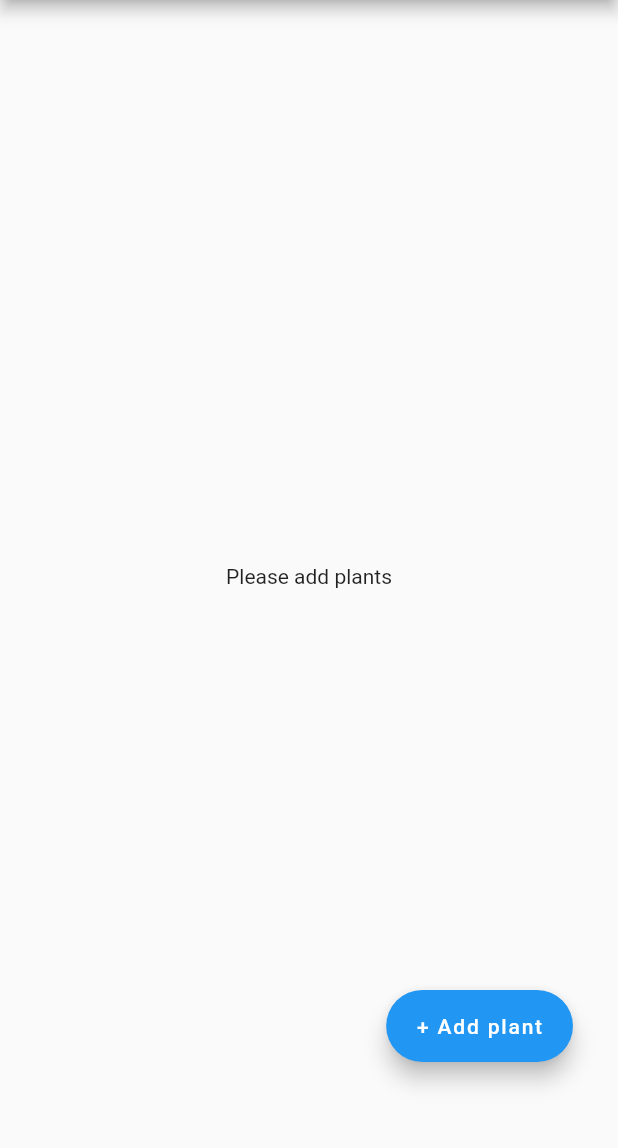
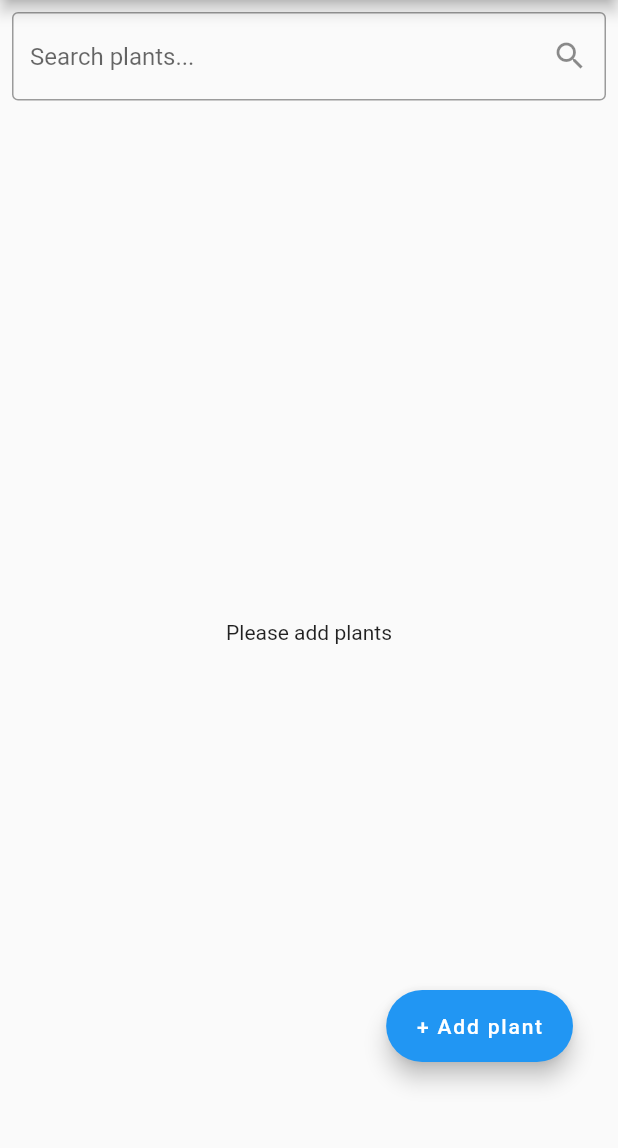
Before and after one commit to semsturgut/flutter_garden, a Flutter app: the screen it shows after launch, on a phone screen of 412 x 824 dp, the part 84-1232 px from its top. Run offline on Flutter 3.47's test engine with Material 2 defaults, Android fonts, the light colour scheme and no system bars; our stand-ins replace auto_route, bloc, floor, flutter_bloc, freezed_annotation, get_it and 2 more; accounts and stored records are empty; generated files the repository leaves out were written again.

Commit message:
feat: searching plants logic and views implemented

```diff
--- a/lib/src/data/services/plants_service_impl.dart
+++ b/lib/src/data/services/plants_service_impl.dart
@@ -13,7 +13,7 @@ class PlantsServiceImpl implements PlantsService {
       _plantsRepository.getSavedPlants(pageIndex * plantsPageLimit);
 
   @override
-  Future<List<Plant>> findPlantsByName(String name) => _plantsRepository.findPlantsByName(name);
+  Future<List<Plant>> findPlantsByName(String name) => _plantsRepository.findPlantsByName('%' + name + '%');
 
   @override
   Future<void> insertOrUpdatePlant(Plant plant) async {
--- a/lib/src/presentation/plant_list_page/plant_list_cubit.dart
+++ b/lib/src/presentation/plant_list_page/plant_list_cubit.dart
@@ -9,12 +9,20 @@ import 'plant_list_state.dart';
 
 class PlantListCubit extends Cubit<PlantListState> {
   final PlantsService _plantsService;
-  PlantListCubit(this._plantsService) : super(const ShowLoading());
+  PlantListCubit(this._plantsService)
+      : super(const ShowView(
+          plants: [],
+          searchFieldValue: "",
+          loading: true,
+        ));
 
   List<Plant> _plants = [];
+  late List<Plant> _filteredPlants;
+  late String _searchFieldValue;
+  late bool _hasNextPage;
+  late bool _isLoadMoreRunning;
+
   int _pageIndex = 1;
-  bool _hasNextPage = true;
-  bool _isLoadMoreRunning = false;
 
   Future<void> initialize() async {
     await _loadInitialPlants();
@@ -33,10 +41,15 @@ class PlantListCubit extends Cubit<PlantListState> {
     } else if (plantExist) {
       _plants[_plants.indexWhere((element) => element.id == plant.id)] = plant;
     }
+    if (!_isSearchFieldEmpty) {
+      searchPlantName(_searchFieldValue);
+      return;
+    }
     _showView();
   }
 
   Future<void> loadMorePlants() async {
+    if (!_isSearchFieldEmpty) return;
     try {
       _isLoadMoreRunning = true;
       _showView();
@@ -51,13 +64,32 @@ class PlantListCubit extends Cubit<PlantListState> {
     }
   }
 
-  Future<void> editOrAddPlant({Plant? plant}) async {
+  Future<void> searchPlantName(String name) async {
+    _searchFieldValue = name;
+    try {
+      _showView(loading: true);
+      if (_isSearchFieldEmpty) {
+        _showView();
+        return;
+      }
+      _filteredPlants = await _plantsService.findPlantsByName(name);
+      _showView(filteredPlants: _filteredPlants);
+    } catch (_) {
+      emit(const ShowError());
+    }
+  }
+
+  void editOrAddPlant({Plant? plant}) {
     emit(GoToEditPlant(plant: plant));
-    _showView();
+    _isSearchFieldEmpty ? _showView() : _showView(filteredPlants: _filteredPlants);
   }
 
   Future<void> _loadInitialPlants() async {
     try {
+      _filteredPlants = [];
+      _searchFieldValue = "";
+      _hasNextPage = true;
+      _isLoadMoreRunning = false;
       _plants = await _plantsService.getSavedPlants();
       _showView();
     } catch (_) {
@@ -65,11 +97,15 @@ class PlantListCubit extends Cubit<PlantListState> {
     }
   }
 
-  void _showView() {
+  void _showView({bool loading = false, List<Plant>? filteredPlants}) {
     emit(ShowView(
-      plants: List.from(_plants),
+      plants: List.from(filteredPlants ?? _plants),
       isLoadMoreRunning: _isLoadMoreRunning,
       hasNextPage: _hasNextPage,
+      searchFieldValue: _searchFieldValue,
+      loading: loading,
     ));
   }
+
+  bool get _isSearchFieldEmpty => _searchFieldValue == "";
 }
--- a/lib/src/presentation/plant_list_page/plant_list_mixin.dart
+++ b/lib/src/presentation/plant_list_page/plant_list_mixin.dart
@@ -33,6 +33,8 @@ mixin PlantListMixin {
           onItemTap: (plant) => cubit.editOrAddPlant(plant: plant),
           hasNextPage: state.hasNextPage,
           isLoadMoreRunning: state.isLoadMoreRunning,
+          onSearchSubmitted: cubit.searchPlantName,
+          loading: state.loading,
         ),
         onAddPlantTap: cubit.editOrAddPlant,
       ),
--- a/lib/src/presentation/plant_list_page/plant_list_state.dart
+++ b/lib/src/presentation/plant_list_page/plant_list_state.dart
@@ -5,10 +5,10 @@ part 'plant_list_state.freezed.dart';
 
 @freezed
 class PlantListState with _$PlantListState {
-  const factory PlantListState.loading() = ShowLoading;
-
   const factory PlantListState.showView({
     required List<Plant> plants,
+    required String searchFieldValue,
+    @Default(true) bool loading,
     @Default(false) bool hasNextPage,
     @Default(false) bool isLoadMoreRunning,
   }) = ShowView;
--- a/lib/src/presentation/plant_list_page/plant_list_view.dart
+++ b/lib/src/presentation/plant_list_page/plant_list_view.dart
@@ -8,16 +8,20 @@ const double _fabRightPadding = 30;
 
 class PlantListViewModel {
   final List<Plant> plants;
-  final Function(Plant plant) onItemTap;
+  final Function(Plant) onItemTap;
   final Function() loadMorePlants;
   final bool hasNextPage;
   final bool isLoadMoreRunning;
+  final Function(String) onSearchSubmitted;
+  final bool loading;
   const PlantListViewModel({
     required this.plants,
     required this.onItemTap,
     required this.loadMorePlants,
     required this.isLoadMoreRunning,
     required this.hasNextPage,
+    required this.onSearchSubmitted,
+    this.loading = false,
   });
 }
 
@@ -50,10 +54,21 @@ class _Body extends StatelessWidget {
 
   @override
   Widget build(BuildContext context) {
-    return AnimatedSwitcher(
-      duration: _animationSwitchDuration,
-      child:
-          plantListViewModel.plants.isEmpty ? const _EmptyState() : _PlantList(plantListViewModel: plantListViewModel),
+    return Column(
+      children: [
+        _SearchBar(onSearchSubmitted: plantListViewModel.onSearchSubmitted),
+        if (plantListViewModel.loading)
+          const Center(child: CircularProgressIndicator())
+        else
+          Expanded(
+            child: AnimatedSwitcher(
+              duration: _animationSwitchDuration,
+              child: plantListViewModel.plants.isEmpty
+                  ? const _EmptyState()
+                  : _PlantList(plantListViewModel: plantListViewModel),
+            ),
+          ),
+      ],
     );
   }
 }
@@ -94,11 +109,9 @@ class _PlantListState extends State<_PlantList> {
           ? _lastItem()
           : ListTile(
               title: Text('Name:' + widget.plantListViewModel.plants[index].name),
-              leading:
-                  Text(widget.plantListViewModel.plants[index].shortName, style: const TextStyle(fontSize: 36)),
+              leading: Text(widget.plantListViewModel.plants[index].shortName, style: const TextStyle(fontSize: 36)),
               subtitle: Text('Type:' + widget.plantListViewModel.plants[index].plantType.name.toUpperCase()),
-              trailing:
-                  Text('Date:' + widget.plantListViewModel.plants[index].plantingDate.parseToDayMonthYear()),
+              trailing: Text('Date:' + widget.plantListViewModel.plants[index].plantingDate.parseToDayMonthYear()),
               onTap: () => widget.plantListViewModel.onItemTap(widget.plantListViewModel.plants[index]),
             ),
     );
@@ -126,6 +139,29 @@ class _PlantListState extends State<_PlantList> {
       );
     }
     return const SizedBox(height: 40);
+  }
+}
+
+class _SearchBar extends StatelessWidget {
+  final Function(String) onSearchSubmitted;
+  const _SearchBar({
+    required this.onSearchSubmitted,
+    Key? key,
+  }) : super(key: key);
+
+  @override
+  Widget build(BuildContext context) {
+    return Padding(
+      padding: const EdgeInsets.all(8.0),
+      child: TextFormField(
+        onFieldSubmitted: onSearchSubmitted,
+        decoration: const InputDecoration(
+          hintText: "Search plants...",
+          border: OutlineInputBorder(),
+          suffixIcon: Icon(Icons.search),
+        ),
+      ),
+    );
   }
 }
 
```
Also changed, not shown: lib/src/data/datasources/dao/plant_dao.dart (+4 -3 lines).
